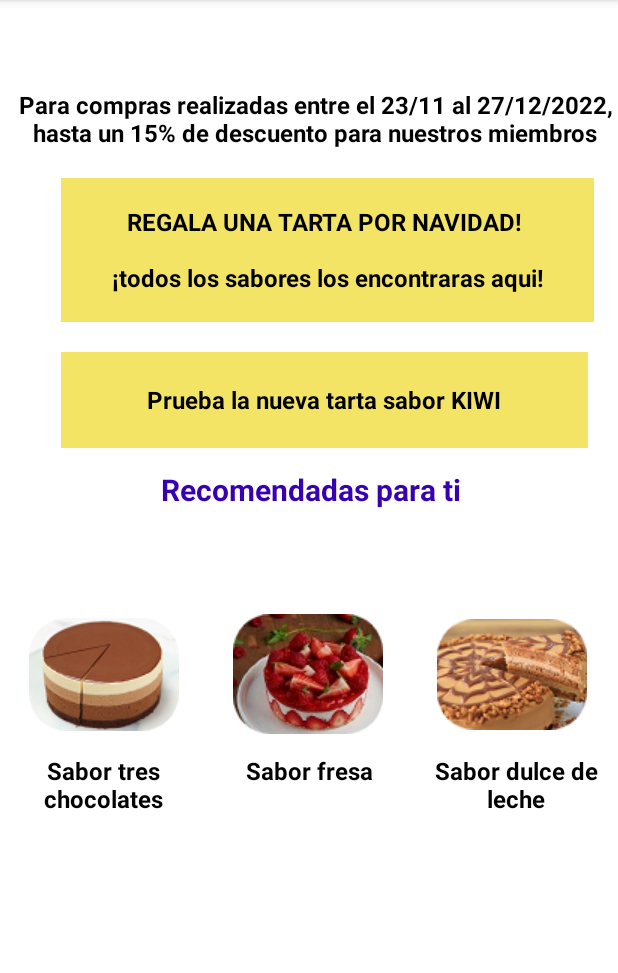
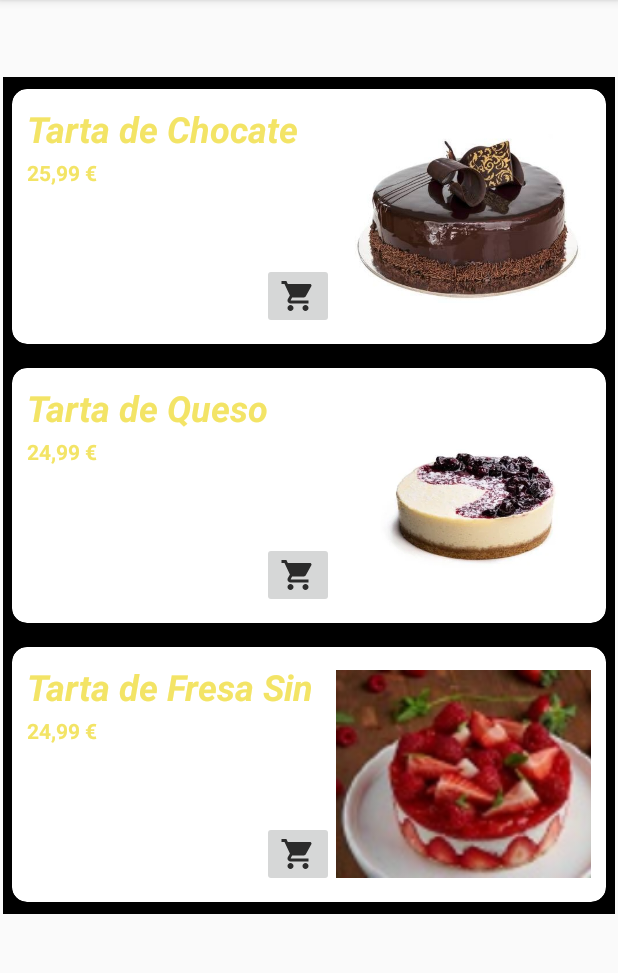
Before and after one commit to Michel-Rodriguez/TartAttack, an Android app: the screen it shows after launch (MainActivity2 before the commit, TartasSinGluten after it), in the options menu, after a tap on "SIN GLUTEN", on a phone screen of 412 x 824 dp, the part 84-1057 px from its top. Run offline under Robolectric (Android 15) with nearby library versions, the phone set to English and light mode, and no system bars.

Commit message:
Cambios hechos:
* Clase HomeActivity.java declarada como clase padre extendiendo todos sus metodos a las clases que deseamos que sean hijas... Metodos que extiende:

     -onCreationOptions Menu  //Creacion de menu
     -onOptionsItemSelected  //Creacion de items del menu
     -comprar   //Metodo que se usa en la lista personalizada para añadir productos a la cesta
     -Intent's para cambiar de activity

* Creacion de ListView personalizada (mi_fila_personalizada)

```diff
--- a/app/build.gradle
+++ b/app/build.gradle
@@ -32,6 +32,7 @@ dependencies {
 
     implementation 'com.android.support:appcompat-v7:28.0.0'
     implementation 'com.android.support.constraint:constraint-layout:2.0.4'
+    implementation 'com.android.support:cardview-v7:28.0.0'
     testImplementation 'junit:junit:4.13.2'
     androidTestImplementation 'com.android.support.test:runner:1.0.2'
     androidTestImplementation 'com.android.support.test.espresso:espresso-core:3.0.2'
--- /dev/null
+++ b/app/src/main/java/com/example/tartattack/HomeActivity.java
@@ -0,0 +1,106 @@
+package com.example.tartattack;
+
+import android.content.Intent;
+import android.support.annotation.NonNull;
+import android.support.v7.app.AppCompatActivity;
+import android.os.Bundle;
+import android.util.Log;
+import android.view.Menu;
+import android.view.MenuItem;
+import android.view.View;
+import android.widget.Toast;
+
+
+public class HomeActivity extends AppCompatActivity {   //Clase Padre
+
+    //Bundle operadores = getIntent().getExtras();
+    //int numI = operadores.getInt("numero Intent");
+    int i = 8;
+
+    @Override
+    protected void onCreate(Bundle savedInstanceState) {
+
+       //Bundle operadores = getIntent().getExtras();
+       //if(operadores.isEmpty()){
+           //Log.i("Bunde", "Bundle vacio");
+       //}
+       //int numI = operadores.getInt("numIntent");
+
+        /*if(numI != 1){
+            try {
+                Thread.sleep(3000);
+                setTheme(R.style.Theme_TartAttack);
+               // Log.i("Tag ciclo vida", String.valueOf(numI));
+                //Log.i("msj", String.valueOf(numI));
+
+
+            } catch (InterruptedException e) {
+                throw new RuntimeException(e);
+            }
+        }else{
+            Log.i("Tag Prueba IF => ELSE", String.valueOf(numI));
+        }*/
+
+        super.onCreate(savedInstanceState);
+        setContentView(R.layout.home_activity);
+
+
+    }
+    public boolean onCreateOptionsMenu(Menu menu){
+        getMenuInflater().inflate(R.menu.menu, menu);
+
+        return super.onCreateOptionsMenu(menu);
+    }
+
+    @Override
+    public boolean onOptionsItemSelected(@NonNull  MenuItem item){
+
+        int id = item.getItemId();
+
+        if(id == R.id.idClasicas){
+            openM4();
+            Log.i("Tag intent", "Intent a t.Clasicas");
+            return true;
+        }
+        if(id == R.id.idIVeganas){
+            return true;
+        }
+        if (id == R.id.idHome){
+           openHome();
+            return true;
+        }
+        if (id == R.id.idSinGluten){
+            Intent SinGluten = new Intent(this, TartasSinGluten.class);
+            startActivity(SinGluten);
+            return true;
+        }
+        return super.onOptionsItemSelected(item);
+
+    }
+
+
+    //****Metodos que heredan al resto de clases
+
+    public void openCambio() {
+        Intent intentCambio = new Intent(this, MainActivity3.class);
+        startActivity(intentCambio);
+    }
+
+    public void openM4(){
+        Intent intentClasicas = new Intent(this, TartasClasicas.class);
+        startActivity(intentClasicas);
+    }
+
+    public void openHome() {      //Method que cambia a la actividad principal
+        Intent intentCambio = new Intent(this, HomeActivity.class);
+        startActivity(intentCambio);
+    }
+
+    public void comprar(View vv){  //Metodo para añadir elemento a la cesta de compra
+        Toast.makeText(this, "XXXXXXXXXXXXXXXX", Toast.LENGTH_SHORT).show();
+        Intent inte = new Intent(this, MainActivity3.class); //Creamos un intent el cual pasara a la Cesta
+        startActivity(inte);   //al iniciar el intent tambien se pasaran archivos a la cesta
+    }
+
+
+}
--- a/app/src/main/java/com/example/tartattack/MainActivity2.java
+++ /dev/null
@@ -1,89 +0,0 @@
-package com.example.tartattack;
-
-import android.content.Intent;
-import android.support.annotation.NonNull;
-import android.support.v7.app.AppCompatActivity;
-import android.os.Bundle;
-import android.view.Menu;
-import android.view.MenuInflater;
-import android.view.MenuItem;
-import android.view.View;
-import android.widget.ImageButton;
-import android.widget.Toast;
-
-public class MainActivity2 extends AppCompatActivity implements View.OnClickListener{
-
-    ImageButton botonMenu;
-
-
-
-    @Override
-    protected void onCreate(Bundle savedInstanceState) {
-
-        try {
-            Thread.sleep(3000);
-            setTheme(R.style.Theme_TartAttack);
-
-            } catch (InterruptedException e) {
-                throw new RuntimeException(e);
-            }
-        super.onCreate(savedInstanceState);
-        setContentView(R.layout.activity_main2);
-
-
-    }
-    public boolean onCreateOptionsMenu(Menu menu){
-        getMenuInflater().inflate(R.menu.menu, menu);
-
-        return super.onCreateOptionsMenu(menu);
-    }
-
-    @Override
-    public boolean onOptionsItemSelected(@NonNull  MenuItem item){
-        /*switch(item.getItemId()) {
-            case R.id.idClasicas:
-                //Toast.makeText(this, "Se ha pulsado el menu de clasicas", Toast.LENGTH_SHORT).show();
-                //openM4();
-                break;
-            default:
-                //Toast.makeText(this, "Se ha pulsado " + item.getTitle().toString(), Toast.LENGTH_SHORT).show();
-        }*/
-        int id = item.getItemId();
-
-        if(id == R.id.idClasicas){
-            openM4();
-            return true;
-        }
-        if(id == R.id.idIVeganas){
-            return true;
-        }
-        if (id == R.id.idHome){
-            openCambio();
-            return true;
-        }
-        return super.onOptionsItemSelected(item);
-
-    }
-
-    @Override
-    public void onClick(View view) {
-        if (botonMenu.isPressed()) {
-            openCambio();
-        }else
-            openM4();
-    }
-
-    //Method openCambio que cambia la actividad si se pulsa el boton (mirar en method onClick)
-    public void openCambio() {
-        Intent intentCambio = new Intent(this, MainActivity3.class);
-        startActivity(intentCambio);
-
-    }
-
-    public void openM4(){
-        Intent intentClasicas = new Intent(this, MainActivity4.class);
-        startActivity(intentClasicas);
-    }
-
-
-}
--- /dev/null
+++ b/app/src/main/java/com/example/tartattack/TartasSinGluten.java
@@ -0,0 +1,128 @@
+package com.example.tartattack;
+
+import android.content.Context;
+import android.content.Intent;
+import android.support.annotation.NonNull;
+import android.support.annotation.Nullable;
+import android.support.v7.app.AppCompatActivity;
+import android.os.Bundle;
+import android.util.Log;
+import android.view.LayoutInflater;
+import android.view.Menu;
+import android.view.MenuItem;
+import android.view.View;
+import android.view.ViewGroup;
+import android.widget.AdapterView;
+import android.widget.ArrayAdapter;
+import android.widget.ImageView;
+import android.widget.ListView;
+import android.widget.TextView;
+import android.widget.Toast;
+
+import java.util.ArrayList;
+import java.util.List;
+
+
+public class TartasSinGluten extends HomeActivity implements AdapterView.OnItemClickListener{
+
+    ListView miLista;
+    private String [] nombresTarta =new String [] {"Tarta de Chocate Sin Gluten", "Tarta de Queso sin Gluten", "Tarta de Fresa Sin Gluten"};
+    private String [] precio = new String [] {"25,99 €", "24,99 €", "24,99 €"};
+    private  int [] imagenes = new int [] {R.drawable.tarta_chocolate, R.drawable.tarta_de_queso, R.drawable.tartafresa};
+
+    @Override
+    protected void onCreate(Bundle savedInstanceState) {
+        ArrayList<Tarta> tartas = new ArrayList<Tarta>();
+        for(int i = 0; i < nombresTarta.length; i++){
+            Tarta t = new Tarta(nombresTarta[i], precio[i], imagenes[i]);
+            tartas.add(t);
+        }
+
+
+        super.onCreate(savedInstanceState);
+
+        setContentView(R.layout.activity_tartas_sin_gluten);
+
+        miLista = findViewById(R.id.miLista);
+
+        MiAdaptador adapter=
+                new MiAdaptador(this,R.layout.mi_fila_personalizada, tartas);
+        ////support_simple_spinner_dropdown_item
+        //enfuchar adaptador a la vista
+        miLista.setAdapter(adapter);
+        miLista.setOnItemClickListener(this);
+
+    }
+
+
+
+    @Override
+    public void onItemClick(AdapterView<?> adapterView, View view, int position, long l) {
+
+        Toast.makeText(this, "Se ha seleccionado: "+nombresTarta[position],Toast.LENGTH_SHORT).show();
+    }
+
+
+    public class MiAdaptador extends ArrayAdapter<Tarta> {
+        private int mResource;
+        private ArrayList<Tarta> misTartas;
+
+        public MiAdaptador(@NonNull Context context, int resource, @NonNull List<Tarta> objects) {
+            super(context, resource, objects);
+            mResource = resource;
+            misTartas = (ArrayList<Tarta>) objects;
+        }
+
+        //Este método sólo es necesario reescribirlo si el adaptador se enchufa a un spinner
+        @Override
+        public View getDropDownView(int position, @Nullable View convertView, @NonNull ViewGroup parent) {
+            return crearFila(position, convertView, parent);
+        }
+
+        @NonNull
+        @Override
+        public View getView(int position, @Nullable View convertView, @NonNull ViewGroup parent) {
+            //indiceCancion = misCanciones.get(position).titulo;
+            return crearFila(position, convertView, parent);
+        }
+
+        private View crearFila(int position, @Nullable View convertView, @NonNull ViewGroup parent) {
+            //Este método es invocado tantas veces como "filas" se pinten en la actividad
+
+            LayoutInflater miInflador = getLayoutInflater();
+            View miFila = miInflador.inflate(mResource, parent, false);
+
+            TextView txtTarta = miFila.findViewById(R.id.txtTarta);
+            TextView txtPrecio = miFila.findViewById(R.id.txtPrecio);
+            ImageView imgTarta = miFila.findViewById(R.id.imgTarta);
+
+            txtTarta.setText(misTartas.get(position).nombreTarta);
+            txtPrecio.setText(misTartas.get(position).precio);
+            imgTarta.setImageResource(misTartas.get(position).imagen);
+
+            return miFila;
+        }
+    }
+
+
+
+    //**Clase Tarta para añadir a la lista personalizada**
+    public class Tarta {
+
+        String nombreTarta;
+        String precio;
+        int imagen;
+
+        public  Tarta (String nombreTarta, String precio, int imagen){  //Constructor de la clase Tarta
+
+            this.nombreTarta = nombreTarta;
+            this.precio = precio;
+            this.imagen = imagen;
+
+        }
+
+
+    }
+
+
+}
--- a/app/src/main/res/layout/activity_main4.xml
+++ b/app/src/main/res/layout/activity_main4.xml
@@ -5,7 +5,7 @@
     android:layout_width="match_parent"
     android:layout_height="match_parent"
     android:background="@color/white"
-    tools:context=".MainActivity4">
+    tools:context=".TartasClasicas">
 
     <TableLayout
         android:layout_width="409dp"
--- /dev/null
+++ b/app/src/main/res/layout/activity_tartas_sin_gluten.xml
@@ -0,0 +1,20 @@
+<?xml version="1.0" encoding="utf-8"?>
+<android.support.constraint.ConstraintLayout xmlns:android="http://schemas.android.com/apk/res/android"
+    xmlns:app="http://schemas.android.com/apk/res-auto"
+    xmlns:tools="http://schemas.android.com/tools"
+    android:layout_width="match_parent"
+    android:layout_height="match_parent"
+    tools:context=".TartasSinGluten">
+
+    <ListView
+        android:id="@+id/miLista"
+        android:layout_width="408dp"
+        android:layout_height="680dp"
+        android:layout_marginStart="1dp"
+        android:layout_marginTop="51dp"
+        android:layout_marginEnd="2dp"
+        android:divider="@null"
+        app:layout_constraintEnd_toEndOf="parent"
+        app:layout_constraintStart_toStartOf="parent"
+        app:layout_constraintTop_toTopOf="parent" />
+</android.support.constraint.ConstraintLayout>
--- a/app/src/main/res/layout/activity_main2.xml
+++ b/app/src/main/res/layout/home_activity.xml
@@ -5,7 +5,7 @@
     android:layout_width="match_parent"
     android:layout_height="match_parent"
     android:background="@color/white"
-    tools:context=".MainActivity2">
+    tools:context=".HomeActivity">
 
     <TableRow
         android:id="@+id/tableRow"
--- /dev/null
+++ b/app/src/main/res/layout/mi_fila_personalizada.xml
@@ -0,0 +1,80 @@
+<?xml version="1.0" encoding="utf-8"?>
+<LinearLayout xmlns:android="http://schemas.android.com/apk/res/android"
+    xmlns:app="http://schemas.android.com/apk/res-auto"
+    xmlns:tools="http://schemas.android.com/tools"
+    android:id="@+id/linearLayout"
+    android:layout_width="match_parent"
+    android:layout_height="wrap_content"
+    android:background="@color/black">
+
+
+    <android.support.v7.widget.CardView
+        android:layout_width="match_parent"
+        android:layout_height="wrap_content"
+        app:cardBackgroundColor="#FFF"
+        app:cardCornerRadius="10dp"
+        app:cardElevation="3dp"
+        app:cardPreventCornerOverlap="true"
+        app:cardUseCompatPadding="true"
+        app:contentPadding="10dp"
+        app:layout_constraintEnd_toEndOf="parent"
+        app:layout_constraintStart_toStartOf="parent"
+        app:layout_constraintTop_toTopOf="parent">
+
+        <android.support.constraint.ConstraintLayout
+            android:layout_width="match_parent"
+            android:layout_height="wrap_content"
+            android:orientation="horizontal">
+
+            <TextView
+                android:id="@+id/txtTarta"
+                android:layout_width="197dp"
+                android:layout_height="36dp"
+                android:layout_marginEnd="9dp"
+                android:text="TextView"
+                android:textColor="#F3E466"
+                android:textSize="24sp"
+                android:textStyle="bold|italic"
+                app:layout_constraintEnd_toStartOf="@+id/imgTarta"
+                app:layout_constraintStart_toStartOf="parent"
+                app:layout_constraintTop_toTopOf="parent" />
+
+            <ImageView
+                android:id="@+id/imgTarta"
+                android:layout_width="173dp"
+                android:layout_height="149dp"
+                android:layout_marginStart="1dp"
+                app:layout_constraintEnd_toEndOf="parent"
+                app:layout_constraintStart_toEndOf="@+id/buttShopping"
+                app:layout_constraintTop_toTopOf="parent"
+                tools:srcCompat="@tools:sample/avatars" />
+
+            <TextView
+                android:id="@+id/txtPrecio"
+                android:layout_width="wrap_content"
+                android:layout_height="wrap_content"
+                android:text="TextView"
+                android:textColor="#F3E466"
+                android:textStyle="bold"
+                app:layout_constraintStart_toStartOf="parent"
+                app:layout_constraintTop_toBottomOf="@+id/txtTarta" />
+
+            <ImageButton
+                android:id="@+id/buttShopping"
+                android:layout_width="wrap_content"
+                android:layout_height="wrap_content"
+                android:layout_marginStart="159dp"
+                android:layout_marginTop="106dp"
+                android:onClick="comprar"
+                android:tint="@color/black"
+                app:layout_constraintBottom_toBottomOf="parent"
+                app:layout_constraintEnd_toStartOf="@+id/imgTarta"
+                app:layout_constraintStart_toStartOf="parent"
+                app:layout_constraintTop_toTopOf="parent"
+                app:layout_constraintVertical_bias="0.0"
+                app:srcCompat="@drawable/ic_action_cesta"
+                tools:ignore="TouchTargetSizeCheck,SpeakableTextPresentCheck" />
+
+        </android.support.constraint.ConstraintLayout>
+    </android.support.v7.widget.CardView>
+</LinearLayout>
--- a/app/src/main/res/values-night/themes.xml
+++ b/app/src/main/res/values-night/themes.xml
@@ -2,7 +2,7 @@
     <!-- Base application theme. -->
     <style name="Theme.TartAttack" parent="Theme.AppCompat.Light.DarkActionBar">
         <!-- Primary brand color. -->
-        <item name="colorPrimary">@color/purple_200</item>
+        <item name="colorPrimary">@color/black</item>
         <item name="colorPrimaryDark">@color/purple_700</item>
         <item name="colorAccent">@color/teal_200</item>
         <!-- Customize your theme here. -->
--- a/build.gradle
+++ b/build.gradle
@@ -1,5 +1,5 @@
 // Top-level build file where you can add configuration options common to all sub-projects/modules.
 plugins {
-    id 'com.android.application' version '7.3.0' apply false
-    id 'com.android.library' version '7.3.0' apply false
+    id 'com.android.application' version '7.4.2' apply false
+    id 'com.android.library' version '7.4.2' apply false
 }
```
Also changed, not shown: app/src/main/AndroidManifest.xml (+7 -4 lines), app/src/main/java/com/example/tartattack/MainActivity3.java (+6 -4 lines), app/src/main/java/com/example/tartattack/MainActivity4.java (deleted, +0 -74 lines), app/src/main/java/com/example/tartattack/TartasClasicas.java (added, +18 -0 lines), app/src/main/res/drawable/busqueda.png (deleted), app/src/main/res/drawable/carrito_de_compras.png (deleted), app/src/main/res/drawable/corazon.png (deleted), app/src/main/res/drawable/menu_hamburguesa.png (deleted), app/src/main/res/drawable/usuario.png (deleted), app/src/main/res/mipmap-hdpi/fotoimgprincitalta.png (added), gradle/wrapper/gradle-wrapper.properties.
